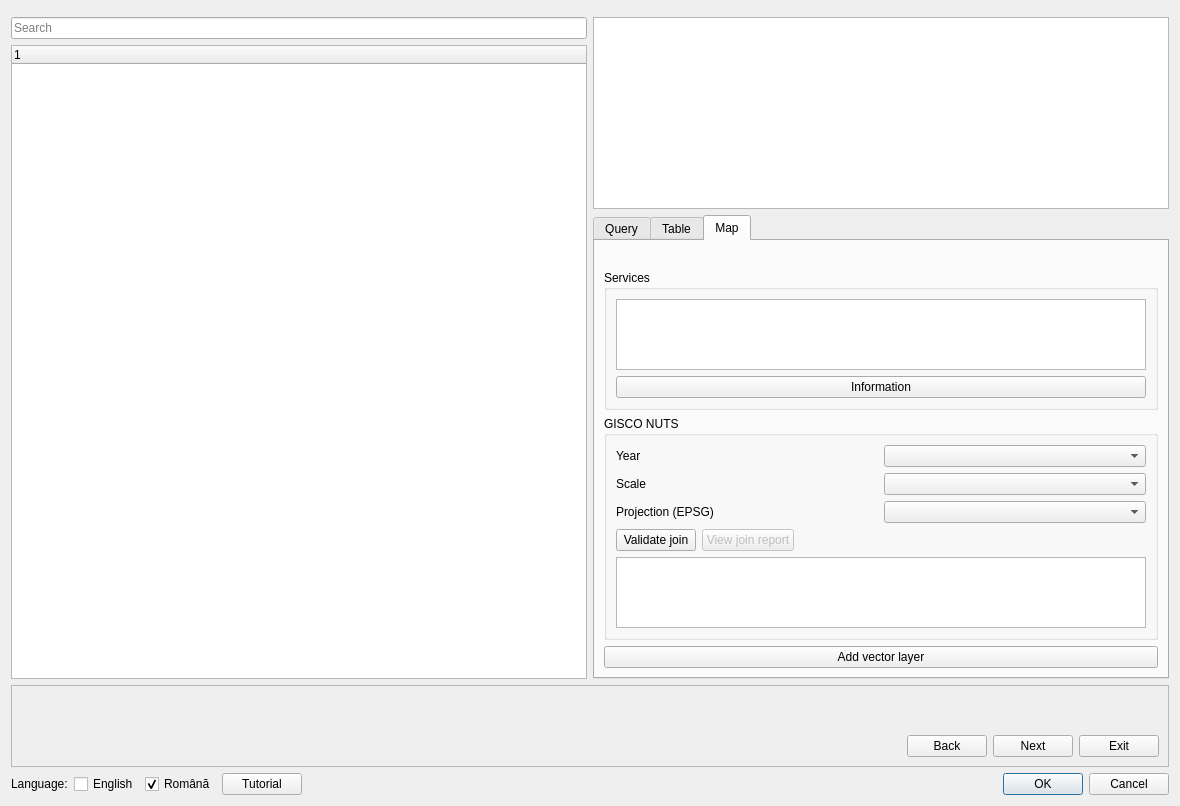
Above: qtempo/assets/ui/dialog.ui from alecsandrei/QTempo before the change. Below: the same form after it.
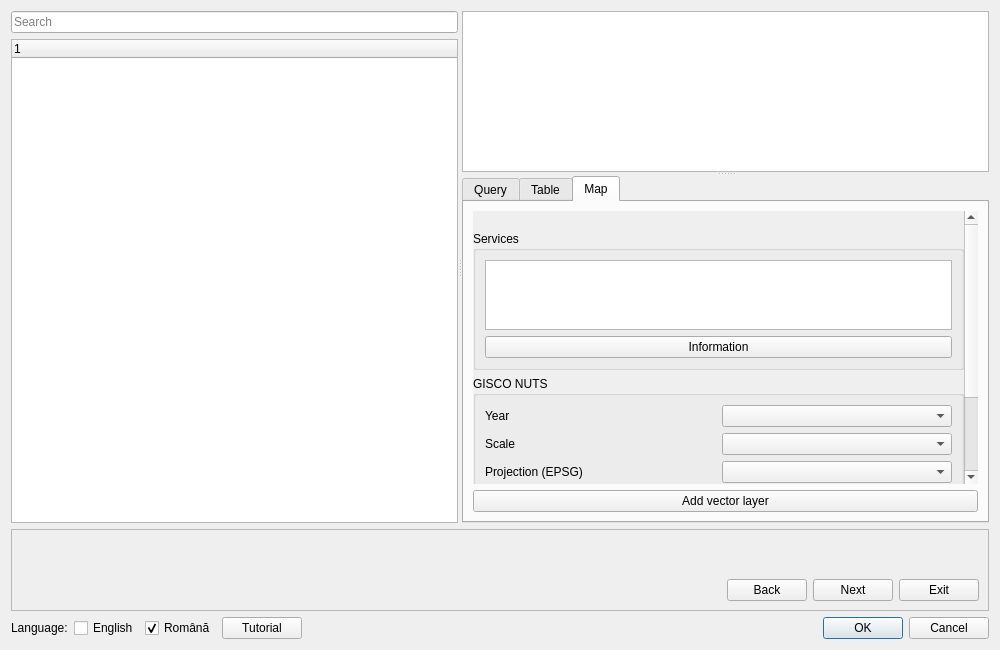
That is the form after the change. The open tabs and pages were chosen to show the change. Custom widgets are drawn as their Qt base class.

Commit message: fit the dialog on small screens with splitters, scrolling options and a bottom message bar

The edit to the form file:
```diff
--- a/qtempo/assets/ui/dialog.ui
+++ b/qtempo/assets/ui/dialog.ui
@@ -6,8 +6,8 @@
    <rect>
     <x>0</x>
     <y>0</y>
-    <width>1180</width>
-    <height>751</height>
+    <width>1000</width>
+    <height>650</height>
    </rect>
   </property>
   <property name="sizePolicy">
@@ -21,12 +21,27 @@
   </property>
   <layout class="QVBoxLayout" name="verticalLayout_4">
    <item>
-    <widget class="QgsMessageBar" name="messageBar"/>
-   </item>
-   <item>
-    <layout class="QHBoxLayout" name="horizontalLayout">
-     <item>
+    <widget class="QSplitter" name="splitterCatalogue">
+     <property name="orientation">
+      <enum>Qt::Horizontal</enum>
+     </property>
+     <property name="childrenCollapsible">
+      <bool>false</bool>
+     </property>
+     <widget class="QWidget" name="widgetCatalogue">
       <layout class="QVBoxLayout" name="verticalLayout">
+       <property name="leftMargin">
+        <number>0</number>
+       </property>
+       <property name="topMargin">
+        <number>0</number>
+       </property>
+       <property name="rightMargin">
+        <number>0</number>
+       </property>
+       <property name="bottomMargin">
+        <number>0</number>
+       </property>
        <item>
         <widget class="QLineEdit" name="lineEditSearch">
          <property name="placeholderText">
@@ -37,17 +52,11 @@
        <item>
         <widget class="QTreeWidget" name="treeWidgetTableOfContents">
          <property name="sizePolicy">
-          <sizepolicy hsizetype="MinimumExpanding" vsizetype="MinimumExpanding">
+          <sizepolicy hsizetype="Expanding" vsizetype="Expanding">
            <horstretch>0</horstretch>
            <verstretch>0</verstretch>
           </sizepolicy>
          </property>
-         <property name="minimumSize">
-          <size>
-           <width>450</width>
-           <height>0</height>
-          </size>
-         </property>
          <property name="horizontalScrollBarPolicy">
           <enum>Qt::ScrollBarAsNeeded</enum>
          </property>
@@ -59,13 +68,17 @@
         </widget>
        </item>
       </layout>
-     </item>
-     <item>
-      <layout class="QVBoxLayout" name="verticalLayout_2">
-       <item>
+     </widget>
+     <widget class="QSplitter" name="splitterMatrix">
+      <property name="orientation">
+       <enum>Qt::Vertical</enum>
+      </property>
+      <property name="childrenCollapsible">
+       <bool>false</bool>
+      </property>
         <widget class="QListWidget" name="listWidgetMatrices">
          <property name="sizePolicy">
-          <sizepolicy hsizetype="MinimumExpanding" vsizetype="MinimumExpanding">
+          <sizepolicy hsizetype="Expanding" vsizetype="Expanding">
            <horstretch>0</horstretch>
            <verstretch>0</verstretch>
           </sizepolicy>
@@ -76,12 +89,6 @@
            <height>0</height>
           </size>
          </property>
-         <property name="maximumSize">
-          <size>
-           <width>16777215</width>
-           <height>200</height>
-          </size>
-         </property>
          <property name="lineWidth">
           <number>1</number>
          </property>
@@ -89,8 +96,6 @@
           <set>Qt::AlignLeading</set>
          </property>
         </widget>
-       </item>
-       <item>
         <widget class="QTabWidget" name="tabWidgetMatrix">
          <property name="enabled">
           <bool>true</bool>
@@ -211,6 +216,28 @@
           </attribute>
           <layout class="QGridLayout" name="gridLayout_5">
            <item row="0" column="0">
+            <widget class="QScrollArea" name="scrollAreaMap">
+             <property name="frameShape">
+              <enum>QFrame::NoFrame</enum>
+             </property>
+             <property name="widgetResizable">
+              <bool>true</bool>
+             </property>
+             <widget class="QWidget" name="scrollAreaMapContents">
+              <layout class="QGridLayout" name="gridLayout_9">
+               <property name="leftMargin">
+                <number>0</number>
+               </property>
+               <property name="topMargin">
+                <number>0</number>
+               </property>
+               <property name="rightMargin">
+                <number>0</number>
+               </property>
+               <property name="bottomMargin">
+                <number>0</number>
+               </property>
+           <item row="0" column="0">
             <widget class="QLabel" name="labelMapLevels">
              <property name="text">
               <string/>
@@ -329,6 +356,10 @@
              </layout>
             </widget>
            </item>
+              </layout>
+             </widget>
+            </widget>
+           </item>
            <item row="4" column="0">
             <widget class="QPushButton" name="pushButtonAddVectorLayer">
              <property name="text">
@@ -339,11 +370,9 @@
           </layout>
          </widget>
         </widget>
-       </item>
-      </layout>
-     </item>
-   </layout>
-  </item>
+     </widget>
+    </widget>
+   </item>
   <item>
    <widget class="QFrame" name="tutorialPanel">
     <property name="visible">
@@ -445,6 +474,16 @@
        </item>
       </layout>
      </item>
+     <item>
+      <widget class="QgsMessageBar" name="messageBar">
+       <property name="sizePolicy">
+        <sizepolicy hsizetype="Expanding" vsizetype="Preferred">
+         <horstretch>1</horstretch>
+         <verstretch>0</verstretch>
+        </sizepolicy>
+       </property>
+      </widget>
+     </item>
      <item>
       <widget class="QDialogButtonBox" name="buttonBox">
        <property name="orientation">
```
Left out of the diff: 10 changed lines with no effect on the pictures. The commit also changes 4 other files.
